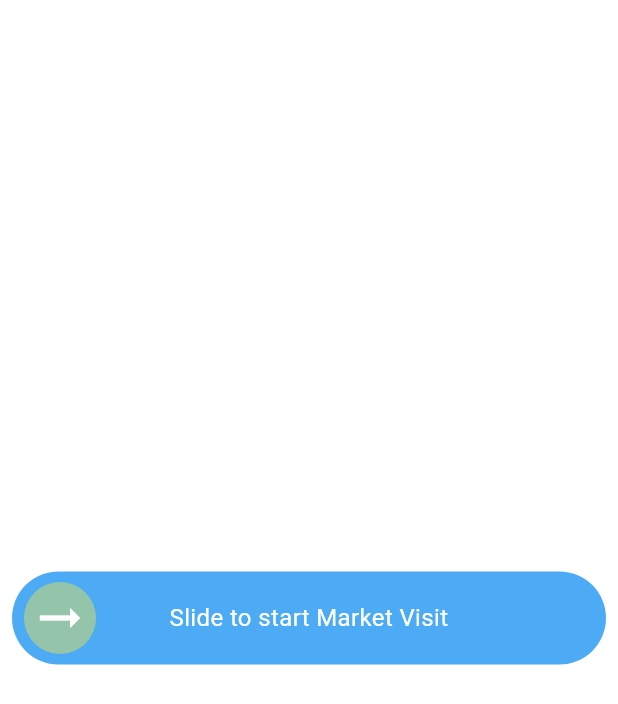
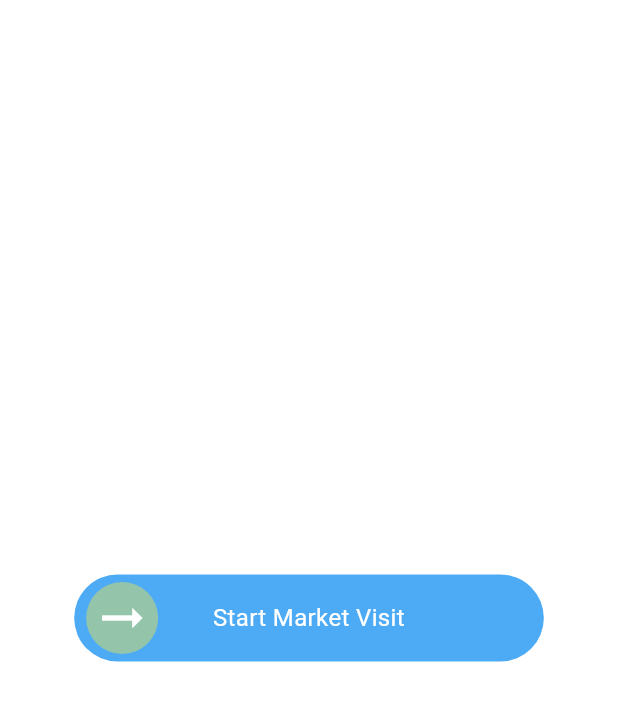
Before and after one commit to EusufUddin8926/slider_state, a Flutter app: the screen it shows after launch, on a phone screen of 412 x 824 dp. Shown: the top 704 px of the screen. Run offline on Flutter 3.47's test engine with Material 3 defaults, Android fonts, the phone set to English and light mode, and no system bars.

Commit message:
disable when slider loading

```diff
--- a/lib/main.dart
+++ b/lib/main.dart
@@ -31,23 +31,22 @@ class _HomePageState extends State<HomePage> {
     return Scaffold(
       backgroundColor: Colors.white,
       body: Center(
-        child: Padding(
-          padding: const EdgeInsets.all(8.0),
         child: SizedBox(
-            height: 62,
+          width: MediaQuery.sizeOf(context).width * 0.76,
           child: SlideAction(
             key: _slideActionKey, // Assign the key to the SlideAction
-              text: 'Slide to start Market Visit',
+            text: 'Start Market Visit',
             textStyle: const TextStyle(color: Colors.white, fontSize: 16),
             innerColor: Colors.yellow.withOpacity(0.4),
             elevation: 0,
+            height: 58,
             enabled: !isLoading,
             outerColor: Colors.blue.withOpacity(0.8),
             sliderButtonIconPadding: 4,
             sliderButtonIcon: Center(
               child: isLoading
                   ? Transform.scale(
-                        scale: 0.9,
+                      scale: 0.8,
                       child: const CircularProgressIndicator(
                         strokeWidth: 3.0,
                         color: Colors.pink,
@@ -78,13 +77,13 @@ class _HomePageState extends State<HomePage> {
                 setState(() {
                   isLoading = false; // Hide loading spinner
                 });
+                ScaffoldMessenger.of(context).showSnackBar(const SnackBar(content: Text("Slider task Done")));
               });
               _slideActionKey.currentState?.reset();
             },
           ),
         ),
       ),
-      ),
     );
   }
 }
```
Lines whose indentation alone changed are shown as unchanged.
